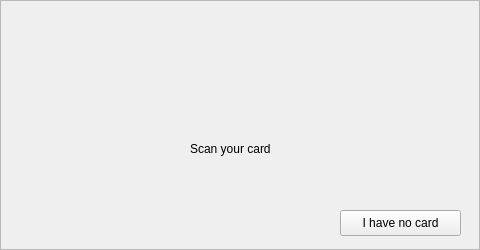
Old version of the form bell-client/ui-designer/Main-Window.ui in the repository tillgo/ring-doorbell.
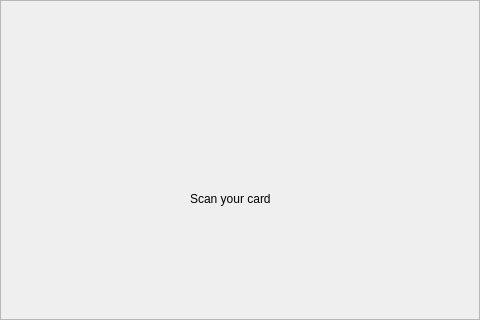
New version of the form. The open tabs and pages were chosen to show the change. Icons and pictures are not drawn.

Commit message: make changes to token adapter

Patch:
```diff
--- a/bell-client/ui-designer/Main-Window.ui
+++ b/bell-client/ui-designer/Main-Window.ui
@@ -7,32 +7,38 @@
     <x>0</x>
     <y>0</y>
     <width>480</width>
-    <height>250</height>
+    <height>320</height>
    </rect>
   </property>
   <property name="maximumSize">
    <size>
     <width>480</width>
-    <height>250</height>
+    <height>320</height>
    </size>
   </property>
   <property name="windowTitle">
    <string>MainWindow</string>
   </property>
   <widget class="QWidget" name="centralwidget">
+   <property name="minimumSize">
+    <size>
+     <width>480</width>
+     <height>320</height>
+    </size>
+   </property>
    <widget class="QFrame" name="main_frame">
     <property name="geometry">
      <rect>
       <x>0</x>
       <y>0</y>
       <width>480</width>
-      <height>250</height>
+      <height>320</height>
      </rect>
     </property>
     <property name="maximumSize">
      <size>
       <width>480</width>
-      <height>250</height>
+      <height>320</height>
      </size>
     </property>
     <property name="frameShape">
@@ -134,7 +140,7 @@
          <property name="geometry">
           <rect>
            <x>170</x>
-           <y>40</y>
+           <y>80</y>
            <width>121</width>
            <height>101</height>
           </rect>
@@ -153,7 +159,7 @@
          <property name="geometry">
           <rect>
            <x>180</x>
-           <y>130</y>
+           <y>180</y>
            <width>101</width>
            <height>18</height>
           </rect>
@@ -162,19 +168,6 @@
           <string>Scan your card</string>
          </property>
         </widget>
-        <widget class="QPushButton" name="pushButton">
-         <property name="geometry">
-          <rect>
-           <x>330</x>
-           <y>200</y>
-           <width>121</width>
-           <height>26</height>
-          </rect>
-         </property>
-         <property name="text">
-          <string>I have no card</string>
-         </property>
-        </widget>
        </widget>
       </widget>
      </item>
```
Left out of the diff: 10 changed lines with no effect on the pictures. The commit also changes 1 other file.
